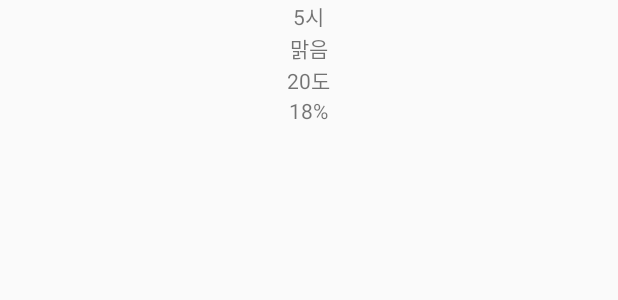
After one commit to leeyunbo/FashionSelection, an Android app: the layout weather_list_item.xml on its own in the app's theme, with its tools: preview values and no code run, on a phone screen of 412 x 824 dp. The commit adds this screen. Shown: the top 300 px of the screen. Run offline under Robolectric (Android 15) with nearby library versions, the phone set to English and light mode, and no system bars; network calls fail.

Commit message:
날씨 리스트 수정

```diff
--- /dev/null
+++ b/app/src/main/res/layout/weather_list_item.xml
@@ -0,0 +1,30 @@
+<?xml version="1.0" encoding="utf-8"?>
+<android.support.constraint.ConstraintLayout xmlns:android="http://schemas.android.com/apk/res/android"
+                                             xmlns:app="http://schemas.android.com/apk/res-auto"
+                                             android:layout_width="match_parent"
+                                             android:layout_height="match_parent">
+    <LinearLayout android:layout_width="match_parent"
+                  android:layout_height="match_parent"
+                  android:orientation="vertical"
+                  android:gravity="center_horizontal">
+
+        <TextView android:layout_width="wrap_content"
+                  android:layout_height="wrap_content"
+                  android:id="@+id/time_list_text_view"
+                  android:text="5시"/>
+        <TextView android:layout_width="wrap_content"
+                  android:layout_height="wrap_content"
+                  android:id="@+id/weather_list_text_view"
+                  android:text="맑음"/>
+        <TextView android:layout_width="wrap_content"
+                  android:layout_height="wrap_content"
+                  android:id="@+id/temp_list_text_view"
+                  android:text="20도"/>
+        <TextView android:layout_width="wrap_content"
+                  android:layout_height="wrap_content"
+                  android:id="@+id/wet_list_text_view"
+                  android:text="18%"/>
+
+    </LinearLayout>
+
+</android.support.constraint.ConstraintLayout>
```
Also changed, not shown: app/src/main/java/com/example/weatherclothselection/Adapter/WeatherAdapter.kt (+43 -2 lines), app/src/main/java/com/example/weatherclothselection/Presenter/WeatherListContract.kt (+8 -2 lines), app/src/main/java/com/example/weatherclothselection/Presenter/WeatherListPresenter.kt (+12 -1 lines), app/src/main/java/com/example/weatherclothselection/WeatherListActivity.kt (+17 -6 lines), app/src/main/res/layout/activity_weather_list.xml (+11 -0 lines).
